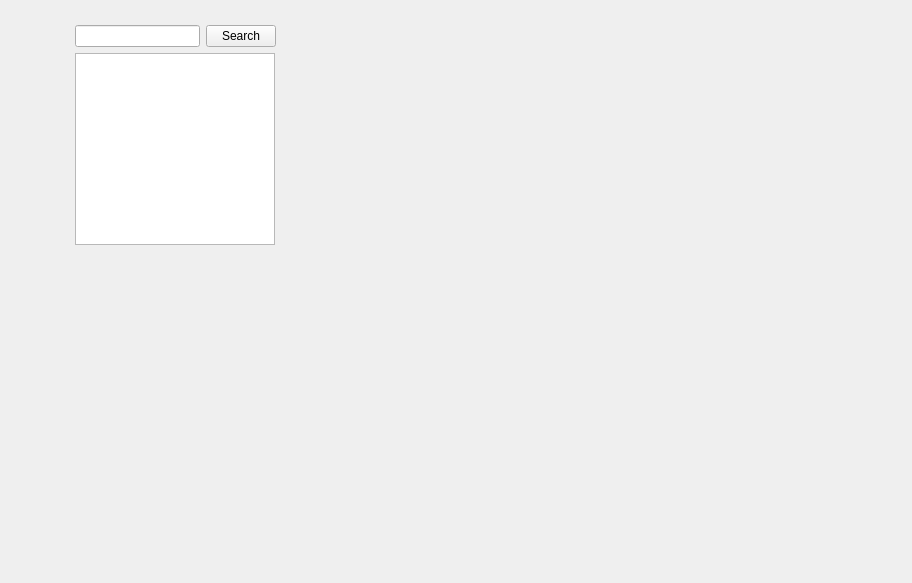
Qt form 2.ui (nickas101/LTA_results) before a commit.
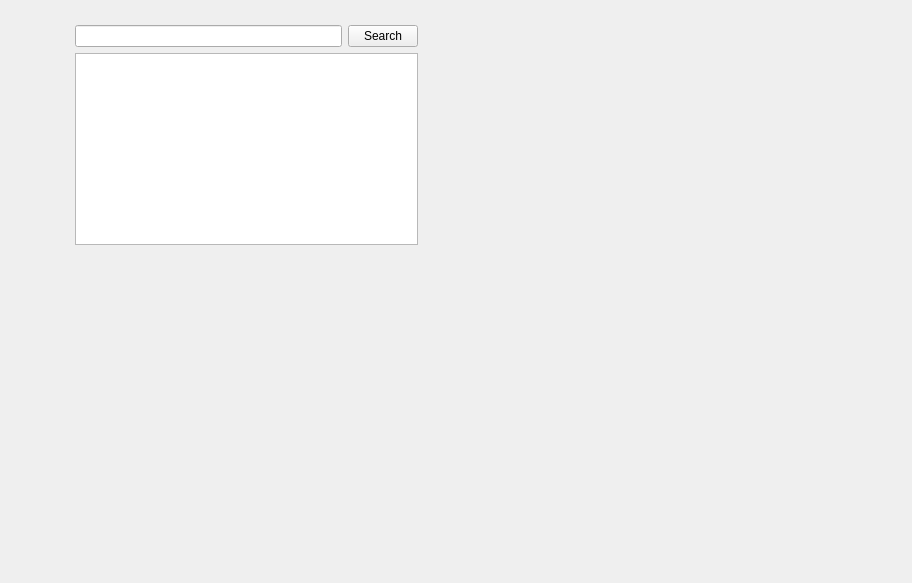
The same form after that commit.

Commit message: search results in a list

```diff
--- a/2.ui
+++ b/2.ui
@@ -52,7 +52,7 @@
           </property>
           <property name="maximumSize">
            <size>
-            <width>125</width>
+            <width>275</width>
             <height>16777215</height>
            </size>
           </property>
@@ -89,7 +89,7 @@
         </property>
         <property name="maximumSize">
          <size>
-          <width>200</width>
+          <width>350</width>
           <height>16777215</height>
          </size>
         </property>
```
Left out of the diff: 3 changed lines with no effect on the pictures.
